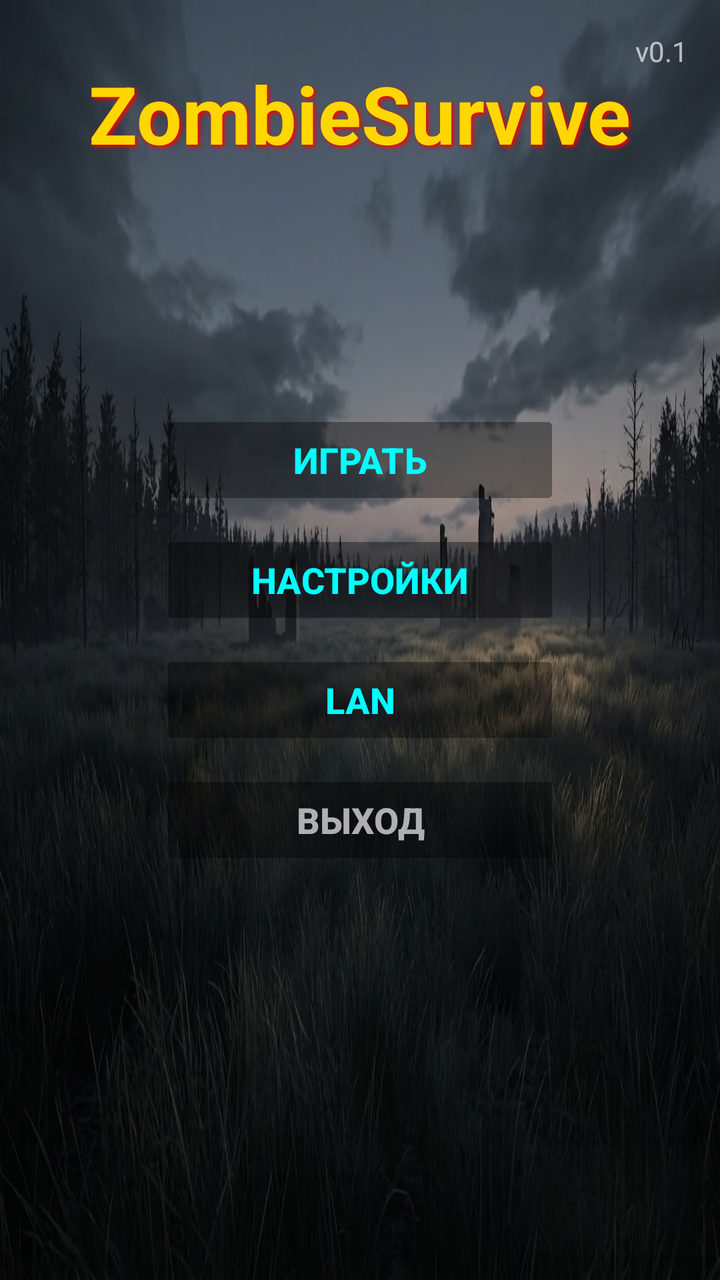
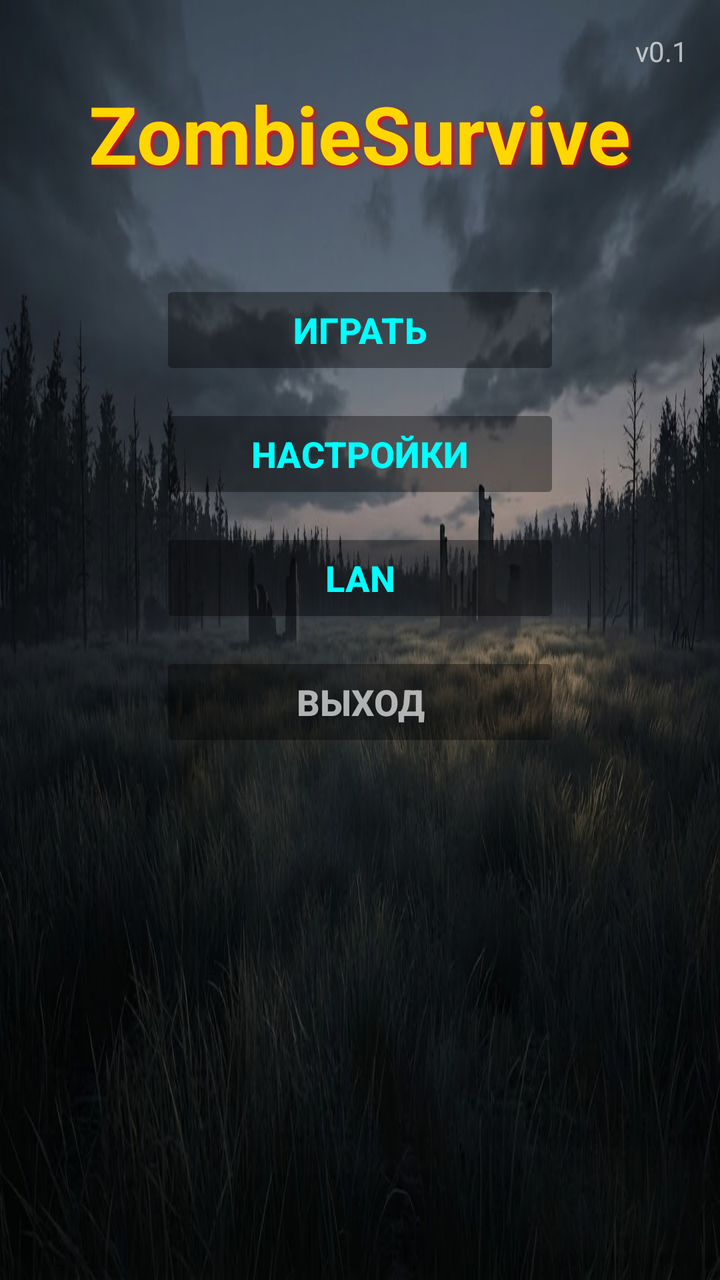

Screens rendered from an Android XML layout before and after an edit, with the pre-edit source and the edit as a unified diff.
<!-- AndroidManifest.xml: application theme Theme.AppCompat.NoActionBar -->
<!-- res/layout/activity_menu.xml -->
<?xml version="1.0" encoding="utf-8"?>
<FrameLayout xmlns:android="http://schemas.android.com/apk/res/android"
    android:layout_width="match_parent"
    android:layout_height="match_parent"
    android:background="@drawable/bg_menu">

    
    <TextView
        android:id="@+id/titleText"
        android:layout_width="wrap_content"
        android:layout_height="wrap_content"
        android:layout_gravity="top|center_horizontal"
        android:layout_marginTop="30dp"
        android:text="ZombieSurvive"
        android:textColor="#FFD700"
        android:textSize="40sp"
        android:textStyle="bold"
        android:shadowColor="#FF0000"
        android:shadowDx="3"
        android:shadowDy="3"
        android:shadowRadius="5" />

    
    <LinearLayout
        android:layout_width="wrap_content"
        android:layout_height="wrap_content"
        android:layout_gravity="center"
        android:orientation="vertical"
        android:gravity="center">

        <Button
            android:id="@+id/btnPlay"
            android:layout_width="200dp"
            android:layout_height="50dp"
            android:text="ИГРАТЬ"
            android:textSize="18sp"
            android:textStyle="bold"
            android:textColor="#00FFFF"
            android:backgroundTint="#60000000"
            android:stateListAnimator="@null" />

        <Button
            android:id="@+id/btnSettings"
            android:layout_width="200dp"
            android:layout_height="50dp"
            android:layout_marginTop="10dp"
            android:text="НАСТРОЙКИ"
            android:textSize="18sp"
            android:textStyle="bold"
            android:textColor="#00FFFF"
            android:backgroundTint="#60000000"
            android:stateListAnimator="@null" />

        <Button
            android:id="@+id/btnLan"
            android:layout_width="200dp"
            android:layout_height="50dp"
            android:layout_marginTop="10dp"
            android:text="LAN"
            android:textSize="18sp"
            android:textStyle="bold"
            android:textColor="#00FFFF"
            android:backgroundTint="#60000000"
            android:stateListAnimator="@null" />

        <Button
            android:id="@+id/btnExit"
            android:layout_width="200dp"
            android:layout_height="50dp"
            android:layout_marginTop="10dp"
            android:text="ВЫХОД"
            android:textSize="18sp"
            android:textStyle="bold"
            android:textColor="#AAFFFFFF"
            android:backgroundTint="#60000000"
            android:stateListAnimator="@null" />

    </LinearLayout>

    
    <TextView
        android:layout_width="wrap_content"
        android:layout_height="wrap_content"
        android:layout_gravity="top|end"
        android:layout_marginTop="16dp"
        android:layout_marginEnd="16dp"
        android:text="v0.1"
        android:textColor="#AAFFFFFF"
        android:textSize="14sp" />

</FrameLayout>
<!-- resources referenced by this layout -->
<resources>
  <!-- drawable bg_menu: jpg bitmap (drawable, 110873 bytes) -->
</resources>

<!-- the commit's change to res/layout/activity_menu.xml (unified diff, before → after) -->
@@ -10,7 +10,7 @@
         android:layout_width="wrap_content"
         android:layout_height="wrap_content"
         android:layout_gravity="top|center_horizontal"
-        android:layout_marginTop="30dp"
+        android:layout_marginTop="40dp"
         android:text="ZombieSurvive"
         android:textColor="#FFD700"
         android:textSize="40sp"
@@ -24,7 +24,8 @@
     <LinearLayout
         android:layout_width="wrap_content"
         android:layout_height="wrap_content"
-        android:layout_gravity="center"
+        android:layout_gravity="top|center_horizontal"
+        android:layout_marginTop="140dp"
         android:orientation="vertical"
         android:gravity="center">
 
@@ -43,7 +44,7 @@
             android:id="@+id/btnSettings"
             android:layout_width="200dp"
             android:layout_height="50dp"
-            android:layout_marginTop="10dp"
+            android:layout_marginTop="12dp"
             android:text="НАСТРОЙКИ"
             android:textSize="18sp"
             android:textStyle="bold"
@@ -55,7 +56,7 @@
             android:id="@+id/btnLan"
             android:layout_width="200dp"
             android:layout_height="50dp"
-            android:layout_marginTop="10dp"
+            android:layout_marginTop="12dp"
             android:text="LAN"
             android:textSize="18sp"
             android:textStyle="bold"
@@ -67,7 +68,7 @@
             android:id="@+id/btnExit"
             android:layout_width="200dp"
             android:layout_height="50dp"
-            android:layout_marginTop="10dp"
+            android:layout_marginTop="12dp"
             android:text="ВЫХОД"
             android:textSize="18sp"
             android:textStyle="bold"
